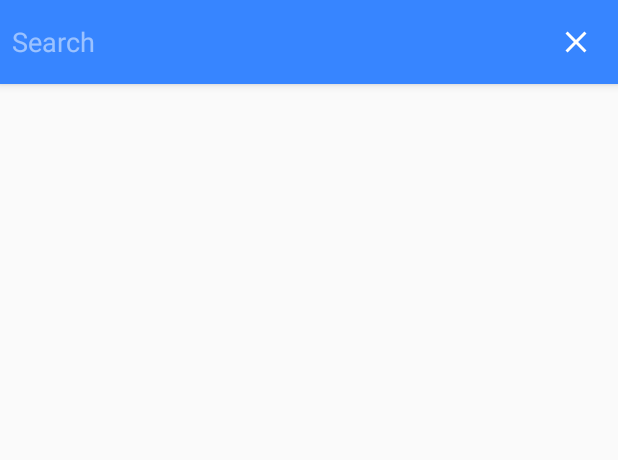
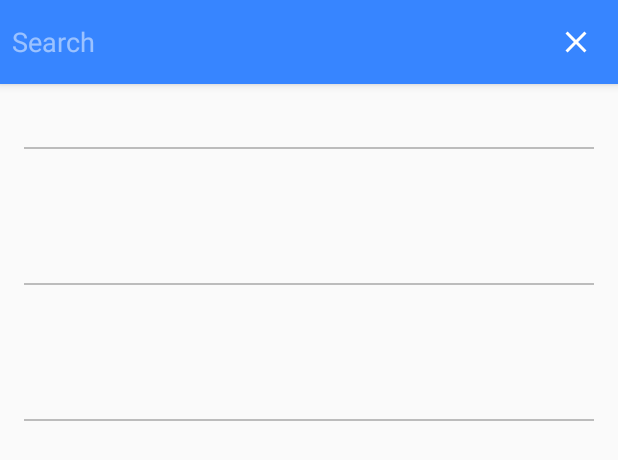
Before and after one commit to friendsofagape/Autographa-Go, an Android app: the layout activity_search.xml on its own in the app's theme, with its tools: preview values and no code run, on a phone screen of 412 x 824 dp. Shown: the top 460 px of the screen. Run offline under Robolectric (Android 15) with nearby library versions, the phone set to English and light mode, and no system bars.

Commit message:
implemented search

```diff
--- a/app/src/main/java/com/bridgeconn/autographago/ormutils/AllSpecifications.java
+++ b/app/src/main/java/com/bridgeconn/autographago/ormutils/AllSpecifications.java
@@ -72,7 +72,7 @@ public class AllSpecifications {
         @Override
         public RealmResults<BookModel> generateResults(Realm realm) {
             RealmQuery<BookModel> query = realm.where(BookModel.class);
-            query = query.contains("bookId", text);
+            query = query.contains("bookName", text);
             return query.findAll();
         }
     }
@@ -88,7 +88,7 @@ public class AllSpecifications {
         public RealmResults<VerseComponentsModel> generateResults(Realm realm) {
             RealmQuery<VerseComponentsModel> query = realm.where(VerseComponentsModel.class);
             query = query.contains("text", text);
-            return query.findAll();
+            return query.findAll().distinct("verseNumber");
         }
     }
 
--- a/app/src/main/java/com/bridgeconn/autographago/utils/USFMParser.java
+++ b/app/src/main/java/com/bridgeconn/autographago/utils/USFMParser.java
@@ -217,6 +217,9 @@ public class USFMParser {
      */
     private void addVerse(String [] splitString) {
         VerseComponentsModel verseComponentsModel = new VerseComponentsModel();
+        if (chapterModelList.size() > 0) { // dont really need this check, but still
+            verseComponentsModel.setChapterId(bookModel.getBookId() + "_" + chapterModelList.get(chapterModelList.size() - 1).getChapterNumber());
+        }
         StringBuilder stringBuilder = new StringBuilder("");
 
         // check for all components that need not be added to list and mut be appended to the next verse, and remove from the list
@@ -245,6 +248,9 @@ public class USFMParser {
                 break;
             }
             verseComponentsModelList.get(i).setVerseNumber(Integer.parseInt(splitString[1]));
+            if (chapterModelList.size() > 0) { // dont really need this check, but still
+                verseComponentsModelList.get(i).setChapterId(bookModel.getBookId() + "_" + chapterModelList.get(chapterModelList.size() - 1).getChapterNumber());
+            }
         }
         verseComponentsModel.setAdded(true);
         verseComponentsModel.setMarker(Constants.ParagraphMarker.V);
--- a/app/src/main/res/layout/activity_search.xml
+++ b/app/src/main/res/layout/activity_search.xml
@@ -1,9 +1,9 @@
 <?xml version="1.0" encoding="utf-8"?>
-<android.support.design.widget.CoordinatorLayout
-    xmlns:android="http://schemas.android.com/apk/res/android"
+<android.support.design.widget.CoordinatorLayout xmlns:android="http://schemas.android.com/apk/res/android"
     xmlns:app="http://schemas.android.com/apk/res-auto"
     android:layout_width="match_parent"
-    android:layout_height="match_parent">
+    android:layout_height="match_parent"
+    xmlns:tools="http://schemas.android.com/tools">
 
     <android.support.design.widget.AppBarLayout
         xmlns:android="http://schemas.android.com/apk/res/android"
@@ -60,6 +60,7 @@
 
         <android.support.v7.widget.RecyclerView
             android:id="@+id/list_results"
+            tools:listitem="@layout/item_search"
             android:layout_width="match_parent"
             android:layout_height="match_parent"/>
 
--- /dev/null
+++ b/app/src/main/res/layout/item_search.xml
@@ -0,0 +1,28 @@
+<?xml version="1.0" encoding="utf-8"?>
+<LinearLayout xmlns:android="http://schemas.android.com/apk/res/android"
+    android:orientation="vertical"
+    android:id="@+id/search_view"
+    android:layout_margin="@dimen/activity_horizontal_margin"
+    android:layout_width="match_parent"
+    android:layout_height="wrap_content" >
+
+    <TextView
+        android:id="@+id/tv_title"
+        android:textSize="16sp"
+        android:textColor="@color/black"
+        android:layout_width="wrap_content"
+        android:layout_height="wrap_content" />
+
+    <View
+        android:background="@color/black_40"
+        android:layout_marginTop="4dp"
+        android:layout_marginBottom="12dp"
+        android:layout_width="match_parent"
+        android:layout_height="1dp" />
+
+    <TextView
+        android:id="@+id/tv_text"
+        android:textSize="14sp"
+        android:layout_width="match_parent"
+        android:layout_height="wrap_content" />
+</LinearLayout>
```
Also changed, not shown: app/src/main/java/com/bridgeconn/autographago/models/SearchModel.java (added, +65 -0 lines), app/src/main/java/com/bridgeconn/autographago/models/VerseComponentsModel.java (+12 -0 lines), app/src/main/java/com/bridgeconn/autographago/ui/activities/SearchActivity.java (+65 -6 lines), app/src/main/java/com/bridgeconn/autographago/ui/adapters/SearchAdapter.java (added, +43 -0 lines), app/src/main/java/com/bridgeconn/autographago/ui/viewholders/SearchItemViewHolder.java (added, +92 -0 lines).
